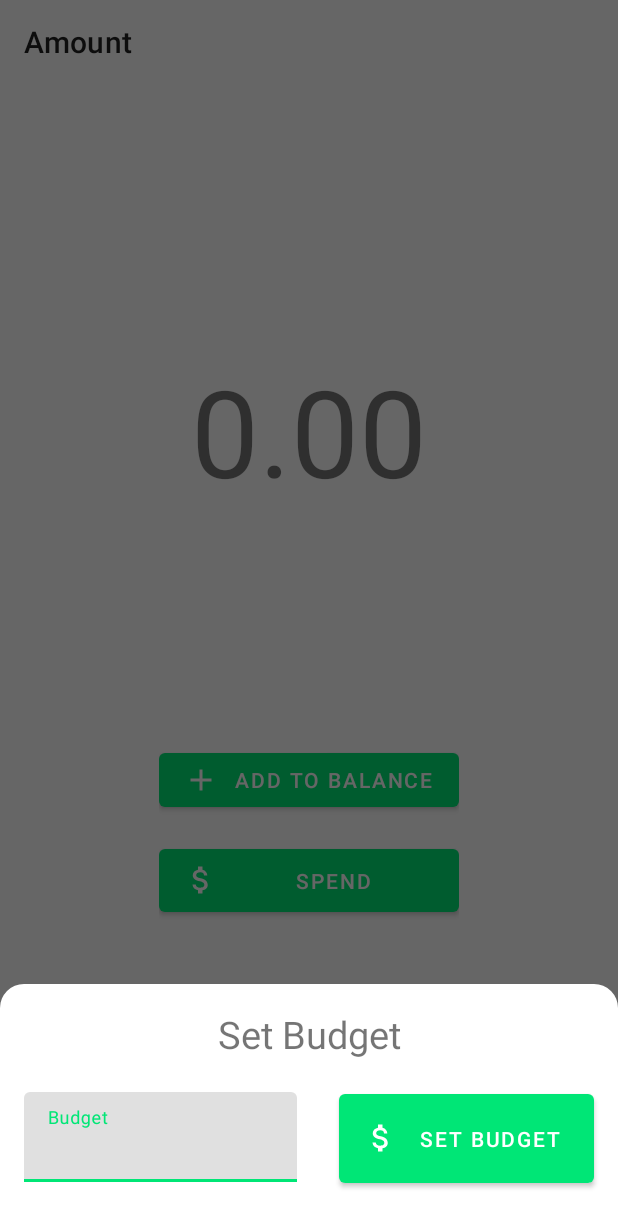
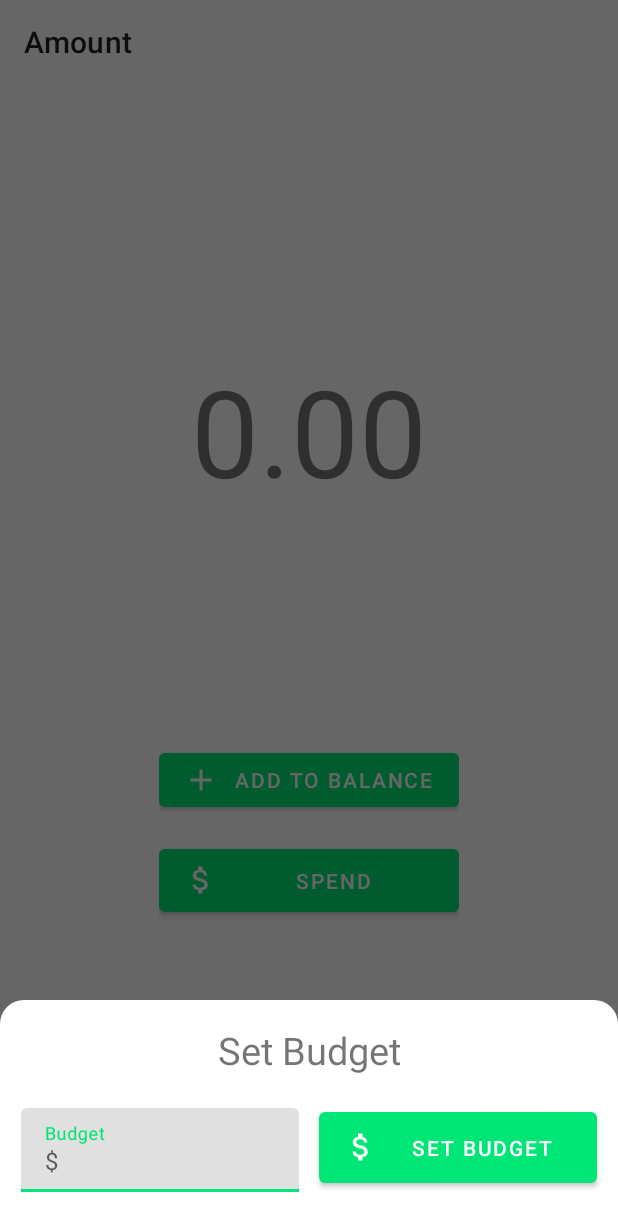
Before and after one commit to GittyMac/WalletCount, an Android app: the fragment SetBudgetSheet placed in its activity, on a phone screen of 412 x 824 dp. Shown: the top 1231 px of the screen. Run offline under Robolectric (Android 15) with nearby library versions, the phone set to English and light mode, and no system bars; our stand-ins replace navigation-ui.

Commit message:
fixed the layout of the budget bottomsheet

```diff
--- a/app/src/main/res/layout/budget_bottomsheet.xml
+++ b/app/src/main/res/layout/budget_bottomsheet.xml
@@ -7,14 +7,16 @@
 
     <Button
         android:id="@+id/button6"
-        android:layout_width="170dp"
-        android:layout_height="71dp"
-        android:layout_marginTop="67dp"
-        android:layout_marginEnd="16dp"
+        android:layout_width="0dp"
+        android:layout_height="0dp"
+        android:layout_marginTop="18dp"
         android:text="Set Budget"
         app:icon="@drawable/ic_attach_money_black_24dp"
+        app:layout_constraintBottom_toBottomOf="@+id/textInputLayout3"
         app:layout_constraintEnd_toEndOf="parent"
-        app:layout_constraintTop_toTopOf="parent" />
+        app:layout_constraintStart_toEndOf="@+id/textInputLayout3"
+        app:layout_constraintTop_toBottomOf="@+id/textView10"
+        app:layout_constraintWidth_percent="0.45" />
 
     <TextView
         android:id="@+id/textView10"
@@ -30,18 +32,19 @@
 
     <com.google.android.material.textfield.TextInputLayout
         android:id="@+id/textInputLayout3"
-        android:layout_width="182dp"
-        android:layout_height="64dp"
-        android:layout_marginStart="16dp"
+        android:layout_width="0dp"
+        app:layout_constraintWidth_percent="0.45"
+        android:layout_height="wrap_content"
         android:layout_marginTop="72dp"
         app:layout_constraintStart_toStartOf="parent"
+        app:layout_constraintEnd_toStartOf="@+id/button6"
         app:layout_constraintTop_toTopOf="parent"
         app:prefixText="$">
 
         <com.google.android.material.textfield.TextInputEditText
             android:id="@+id/inputtext2"
             android:layout_width="match_parent"
-            android:layout_height="60dp"
+            android:layout_height="wrap_content"
             android:digits="0123456789.,"
             android:hint="Budget"
             android:inputType="numberDecimal" />
```
